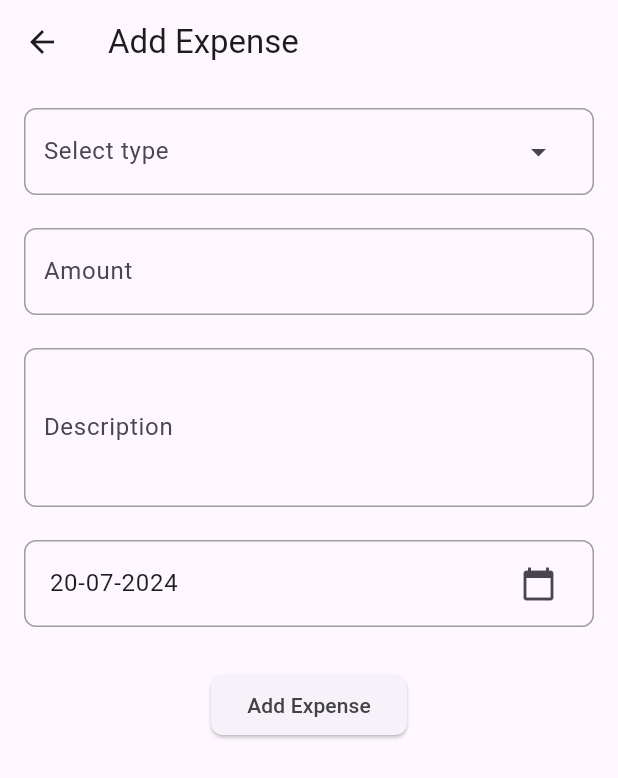
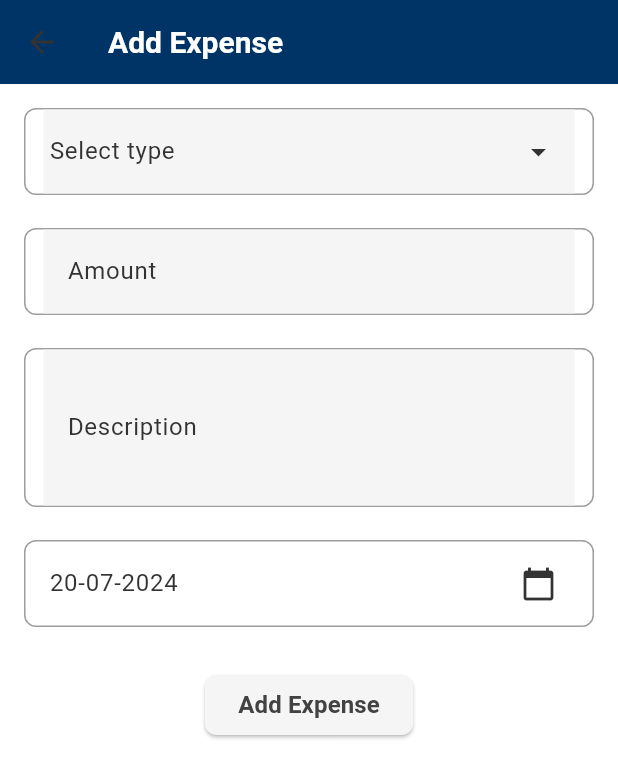
Before and after one commit to fahad7tt/expense_tracker, a Flutter app: the screen it shows after launch, after a tap on "Add Expense", on a phone screen of 412 x 824 dp. Shown: the top 778 px of the screen. Run offline on Flutter 3.47's test engine with Material 3 defaults, Android fonts, the phone set to English and light mode, and no system bars; our stand-ins replace flutter_slidable, get_it, hive, hive_flutter; accounts and stored records are empty.

Commit message:
style: themes updated (light theme, dark theme, colors)

```diff
--- a/lib/core/utils/constants.dart
+++ /dev/null
@@ -1 +0,0 @@
-const String hiveBox = 'expenses';
--- a/lib/core/utils/theme/theme_data.dart
+++ b/lib/core/utils/theme/theme_data.dart
@@ -1,72 +1,70 @@
 import 'package:flutter/material.dart';
+import '../constants/constants.dart';
 
-final ThemeData appTheme = ThemeData(
+// Light Theme
+final ThemeData lightTheme = ThemeData(
   colorScheme: const ColorScheme.light(
-    primary: Color(0xFF0056A0), // Deep Blue
-    secondary: Color(0xFFE0F7FA), // Light Cyan
-    surface: Color(0xFFFFFFFF), // White
-    error: Color(0xFFD32F2F), // Red
+    primary: deepBlue,
+    secondary: softBlue,
+    surface: lightGray,
+    error: errorColor,
     onPrimary: Colors.white,
     onSecondary: Colors.black,
-    onSurface: Color(0xFF212121), // Dark Gray
+    onSurface: darkGray,
     onError: Colors.white,
   ),
   appBarTheme: const AppBarTheme(
-    color: Color(0xFF0056A0), // Deep Blue
+    color: deepBlue,
     titleTextStyle: TextStyle(
       color: Colors.white,
       fontSize: 20,
       fontWeight: FontWeight.bold,
     ),
   ),
-  cardTheme: CardTheme(
-    color: const Color(0xFFFFFFFF), // White
-    elevation: 4,
-    shape: RoundedRectangleBorder(
-      borderRadius: BorderRadius.circular(12),
-    ),
+  cardTheme: const CardTheme(
+    color: Colors.white,
   ),
   dialogTheme: const DialogTheme(
-    backgroundColor: Color(0xFFFFFFFF), // White
+    backgroundColor: Colors.white,
   ),
   textTheme: const TextTheme(
     headlineLarge: TextStyle(
-      color: Color(0xFF212121), // Dark Gray
+      color: darkGray,
       fontSize: 32,
       fontWeight: FontWeight.bold,
     ),
     headlineMedium: TextStyle(
-      color: Color(0xFF212121), // Dark Gray
+      color: darkGray,
       fontSize: 28,
       fontWeight: FontWeight.bold,
     ),
     headlineSmall: TextStyle(
-      color: Color(0xFF212121), // Dark Gray
+      color: darkGray,
       fontSize: 24,
       fontWeight: FontWeight.normal,
     ),
     titleLarge: TextStyle(
-      color: Color(0xFF212121), // Dark Gray
+      color: darkGray,
       fontSize: 22,
       fontWeight: FontWeight.bold,
     ),
     titleMedium: TextStyle(
-      color: Color(0xFF212121), // Dark Gray
+      color: darkGray,
       fontSize: 20,
       fontWeight: FontWeight.normal,
     ),
     titleSmall: TextStyle(
-      color: Color(0xFF212121), // Dark Gray
+      color: darkGray,
       fontSize: 18,
       fontWeight: FontWeight.normal,
     ),
     bodyLarge: TextStyle(
-      color: Color(0xFF212121), // Dark Gray
+      color: darkGray,
       fontSize: 16,
       fontWeight: FontWeight.normal,
     ),
     bodyMedium: TextStyle(
-      color: Color(0xFF757575), // Gray
+      color: lightGrayText,
       fontSize: 14,
       fontWeight: FontWeight.normal,
     ),
@@ -76,30 +74,118 @@ final ThemeData appTheme = ThemeData(
       fontWeight: FontWeight.bold,
     ),
     bodySmall: TextStyle(
-      color: Color(0xFF757575), // Gray
+      color: lightGrayText,
       fontSize: 12,
       fontWeight: FontWeight.normal,
     ),
     labelSmall: TextStyle(
-      color: Color(0xFF757575), // Gray
+      color: lightGrayText,
       fontSize: 10,
       fontWeight: FontWeight.normal,
     ),
   ),
   inputDecorationTheme: const InputDecorationTheme(
     filled: true,
-    fillColor: Color(0xFFE0F7FA), // Light Cyan
+    fillColor: lightGray,
     border: OutlineInputBorder(
-      borderSide: BorderSide(color: Color(0xFF757575)), // Gray
+      borderSide: BorderSide(color: lightGrayText),
     ),
   ),
-  elevatedButtonTheme: ElevatedButtonThemeData(
-    style: ElevatedButton.styleFrom(
-      foregroundColor: Colors.white, backgroundColor: const Color(0xFF009688),
-      padding: const EdgeInsets.symmetric(vertical: 12, horizontal: 20),
-      shape: RoundedRectangleBorder(
-        borderRadius: BorderRadius.circular(12),
-      ),
+  scaffoldBackgroundColor: Colors.white,
+  bottomAppBarTheme: const BottomAppBarTheme(color: deepBlue),
+);
+
+
+// Dark Theme
+final ThemeData darkTheme = ThemeData(
+  colorScheme: const ColorScheme.dark(
+    primary: deepBlue,
+    secondary: softBlue,
+    surface: darkGray,
+    error: errorColor,
+    onPrimary: Colors.white,
+    onSecondary: Colors.black,
+    onSurface: Colors.white,
+    onError: Colors.white,
+  ),
+  appBarTheme: const AppBarTheme(
+    color: deepBlue,
+    titleTextStyle: TextStyle(
+      color: Colors.white,
+      fontSize: 20,
+      fontWeight: FontWeight.bold,
     ),
   ),
+  cardTheme: const CardTheme(
+    color: darkGray,
+  ),
+  dialogTheme: const DialogTheme(
+    backgroundColor: darkGray,
+  ),
+  textTheme: const TextTheme(
+    headlineLarge: TextStyle(
+      color: Colors.white,
+      fontSize: 32,
+      fontWeight: FontWeight.bold,
+    ),
+    headlineMedium: TextStyle(
+      color: Colors.white,
+      fontSize: 28,
+      fontWeight: FontWeight.bold,
+    ),
+    headlineSmall: TextStyle(
+      color: Colors.white,
+      fontSize: 24,
+      fontWeight: FontWeight.normal,
+    ),
+    titleLarge: TextStyle(
+      color: Colors.white,
+      fontSize: 22,
+      fontWeight: FontWeight.bold,
+    ),
+    titleMedium: TextStyle(
+      color: Colors.white,
+      fontSize: 20,
+      fontWeight: FontWeight.normal,
+    ),
+    titleSmall: TextStyle(
+      color: Colors.white,
+      fontSize: 18,
+      fontWeight: FontWeight.normal,
+    ),
+    bodyLarge: TextStyle(
+      color: Colors.white,
+      fontSize: 16,
+      fontWeight: FontWeight.normal,
+    ),
+    bodyMedium: TextStyle(
+      color: lightGrayText,
+      fontSize: 14,
+      fontWeight: FontWeight.normal,
+    ),
+    labelLarge: TextStyle(
+      color: Colors.white,
+      fontSize: 16,
+      fontWeight: FontWeight.bold,
+    ),
+    bodySmall: TextStyle(
+      color: lightGrayText,
+      fontSize: 12,
+      fontWeight: FontWeight.normal,
+    ),
+    labelSmall: TextStyle(
+      color: lightGrayText,
+      fontSize: 10,
+      fontWeight: FontWeight.normal,
+    ),
+  ),
+  inputDecorationTheme: const InputDecorationTheme(
+    filled: true,
+    fillColor: darkGray,
+    border: OutlineInputBorder(
+      borderSide: BorderSide(color: lightGrayText),
+    ),
+  ),
+  scaffoldBackgroundColor: darkGray,
+  bottomAppBarTheme: const BottomAppBarTheme(color: deepBlue),
 );
--- a/lib/main.dart
+++ b/lib/main.dart
@@ -2,6 +2,7 @@ import 'package:flutter/material.dart';
 import 'package:personal_expense_tracker/data/models/expense_model.dart';
 import 'package:provider/provider.dart';
 import 'package:hive_flutter/hive_flutter.dart';
+import 'core/utils/theme/theme_data.dart';
 import 'injection_container.dart' as di;
 import 'presentation/providers/expense_provider.dart';
 import 'presentation/pages/expense_list_page.dart';
@@ -35,8 +36,8 @@ class MyApp extends StatelessWidget {
       ],
       child: MaterialApp(
         title: 'Personal Expense Tracker',
-        theme: ThemeData.light(),
-        darkTheme: ThemeData.dark(),
+        theme: lightTheme,
+        darkTheme: darkTheme,
         themeMode: ThemeMode.system,
         home: ExpenseListPage(),
         debugShowCheckedModeBanner: false,
--- a/lib/presentation/pages/expense_list_page.dart
+++ b/lib/presentation/pages/expense_list_page.dart
@@ -22,9 +22,10 @@ class ExpenseListPage extends StatelessWidget {
       key: _navigatorKey,
       appBar: AppBar(
         title: const Text('Expense List'),
+        backgroundColor: Theme.of(context).colorScheme.primary, // Deep Blue
         actions: [
           Padding(
-            padding: const EdgeInsets.symmetric(horizontal: 6),
+            padding: const EdgeInsets.symmetric(horizontal: 16),
             child: IconButton(
               onPressed: () {
                 Provider.of<ExpenseProvider>(context, listen: false).clearFilters();
@@ -34,15 +35,6 @@ class ExpenseListPage extends StatelessWidget {
             ),
           ),
         ],
-        flexibleSpace: Container(
-          decoration: BoxDecoration(
-            gradient: LinearGradient(
-              colors: [Theme.of(context).colorScheme.primary, Theme.of(context).colorScheme.secondary],
-              begin: Alignment.topLeft,
-              end: Alignment.bottomRight,
-            ),
-          ),
-        ),
       ),
       body: Column(
         children: [
@@ -110,7 +102,7 @@ class ExpenseListPage extends StatelessWidget {
                                 ),
                               );
                             },
-                            backgroundColor: Colors.blue,
+                            backgroundColor: Theme.of(context).colorScheme.primary,
                             foregroundColor: Colors.white,
                             icon: Icons.edit,
                             label: 'Edit',
@@ -120,7 +112,7 @@ class ExpenseListPage extends StatelessWidget {
                               // Delete action
                               _showDeleteDialog(expense.id);
                             },
-                            backgroundColor: Colors.red,
+                            backgroundColor: Theme.of(context).colorScheme.error,
                             foregroundColor: Colors.white,
                             icon: Icons.delete,
                             label: 'Delete',
```
Also changed, not shown: lib/core/utils/constants/constants.dart (added, +12 -0 lines), lib/core/utils/utils.dart (deleted).
